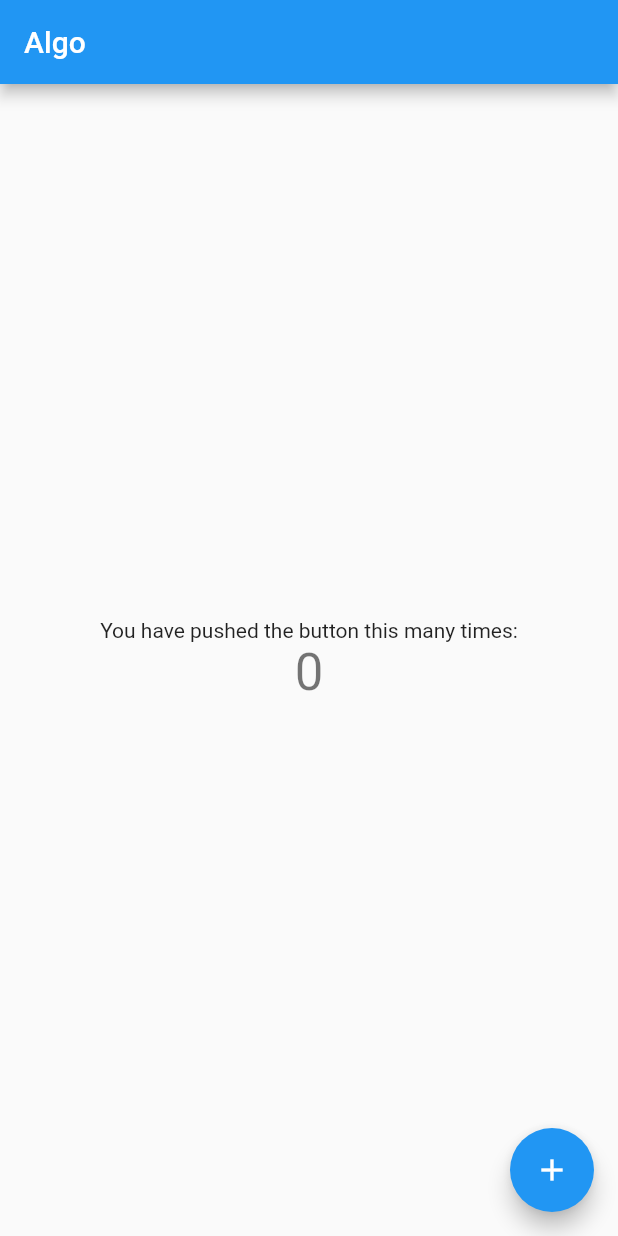
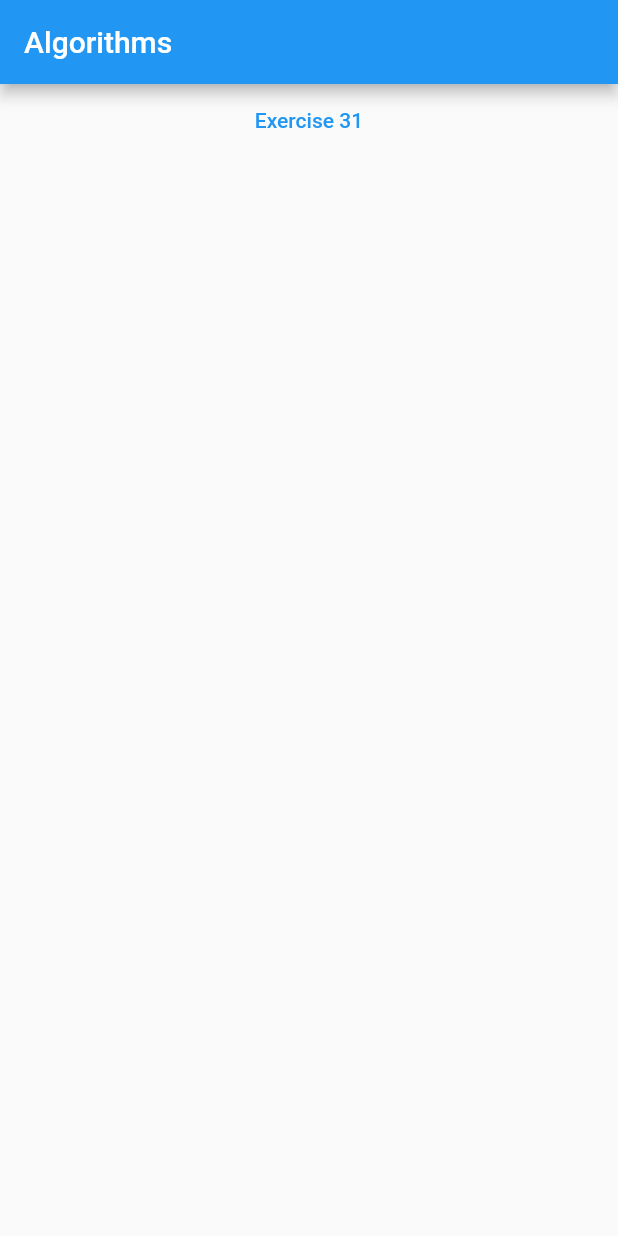
Before and after one commit to vital-edu/Algorithms, a Flutter app: the screen it shows after launch, on a phone screen of 412 x 824 dp. Run offline on Flutter 3.47's test engine with Material 2 defaults, Android fonts, the phone set to English and light mode, and no system bars.

Commit message:
Implement exercise 31

```diff
--- a/lib/main.dart
+++ b/lib/main.dart
@@ -1,4 +1,7 @@
 import 'package:flutter/material.dart';
+
+import 'chapters/1/sections/1/exercise_31.dart';
+import 'menu.dart';
 
 void main() {
   runApp(MyApp());
@@ -13,54 +16,16 @@ class MyApp extends StatelessWidget {
         primarySwatch: Colors.blue,
         visualDensity: VisualDensity.adaptivePlatformDensity,
       ),
-      home: MyHomePage(title: 'Algo'),
+      home: Scaffold(
+        appBar: AppBar(
+          title: Text('Algorithms'),
+        ),
+        body: MenuWidget(),
+      ),
+      routes: {
+        '31': (_) => Exercise31(),
+        'menu': (_) => MenuWidget(),
+      },
     );
   }
 }
-
-class MyHomePage extends StatefulWidget {
-  MyHomePage({Key key, this.title}) : super(key: key);
-
-  final String title;
-
-  @override
-  _MyHomePageState createState() => _MyHomePageState();
-}
-
-class _MyHomePageState extends State<MyHomePage> {
-  int _counter = 0;
-
-  void _incrementCounter() {
-    setState(() {
-      _counter++;
-    });
-  }
-
-  @override
-  Widget build(BuildContext context) {
-    return Scaffold(
-      appBar: AppBar(
-        title: Text(widget.title),
-      ),
-      body: Center(
-        child: Column(
-          mainAxisAlignment: MainAxisAlignment.center,
-          children: <Widget>[
-            Text(
-              'You have pushed the button this many times:',
-            ),
-            Text(
-              '$_counter',
-              style: Theme.of(context).textTheme.headline4,
-            ),
-          ],
-        ),
-      ),
-      floatingActionButton: FloatingActionButton(
-        onPressed: _incrementCounter,
-        tooltip: 'Increment',
-        child: Icon(Icons.add),
-      ),
-    );
-  }
-}
--- /dev/null
+++ b/lib/menu.dart
@@ -0,0 +1,15 @@
+import 'package:flutter/material.dart';
+
+class MenuWidget extends StatelessWidget {
+  @override
+  Widget build(BuildContext context) {
+    return ListView(
+      children: [
+        TextButton(
+          child: Text('Exercise 31'),
+          onPressed: () => Navigator.of(context).pushNamed('31'),
+        ),
+      ],
+    );
+  }
+}
```
Also changed, not shown: lib/chapters/1/sections/1/exercise_31.dart (+169 -7 lines), lib/gcd_euclides.dart (added, +16 -0 lines), 3 other files.
